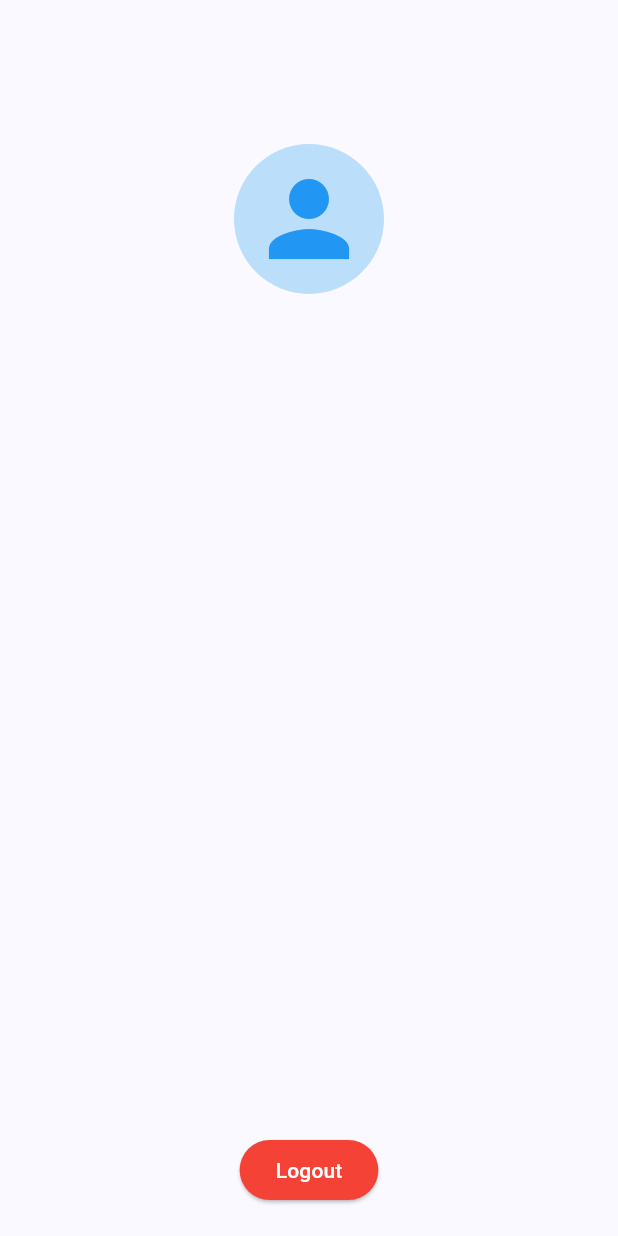
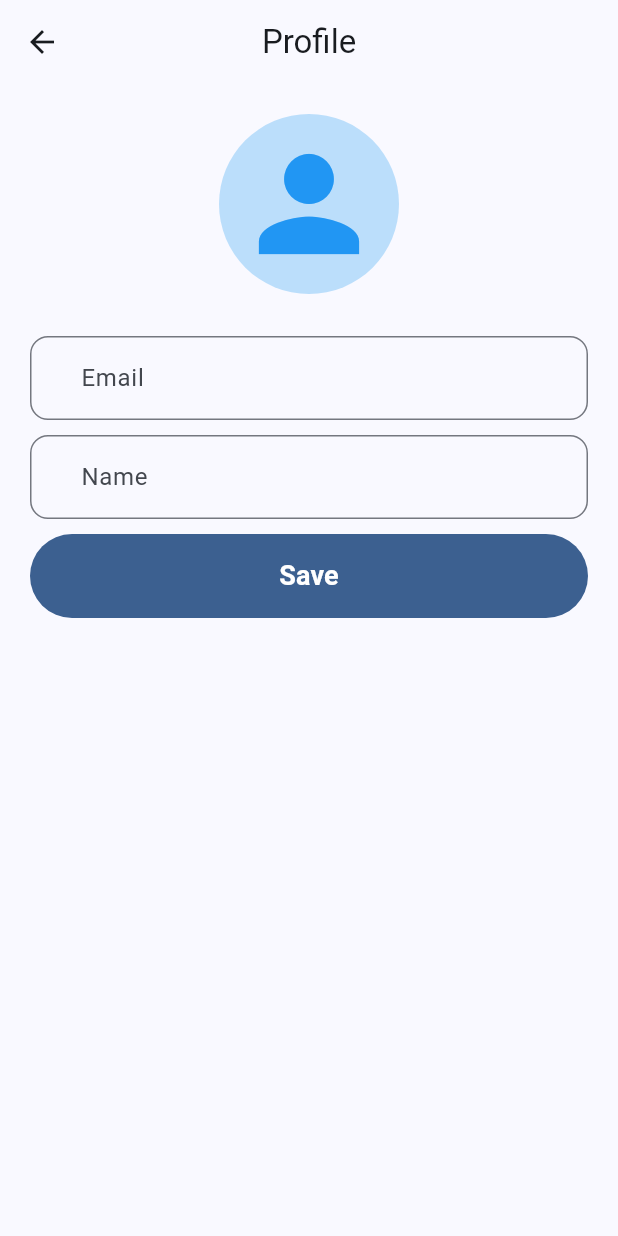
Before and after one commit to IndraMakassar/FishTech, a Flutter app: the ProfileScreen screen opened by its route, on a phone screen of 412 x 824 dp. Run offline on Flutter 3.47's test engine with Material 3 defaults, Android fonts, the phone set to English and light mode, and no system bars; our stand-ins replace equatable, fl_chart, flutter_bloc, flutter_local_notifications, flutter_native_splash, gap and 5 more; missing offline and left inert: mobile_scanner; accounts and stored records are empty; network calls fail.

Commit message:
change the profile screen to the new reqirement

```diff
--- a/lib/view/pages/profile_screen.dart
+++ b/lib/view/pages/profile_screen.dart
@@ -1,6 +1,9 @@
 import 'package:fishtech/bloc/auth/auth_bloc.dart';
+import 'package:fishtech/view/widgets/custom_button.dart';
+import 'package:fishtech/view/widgets/custom_text_form_field.dart';
 import 'package:flutter/material.dart';
 import 'package:flutter_bloc/flutter_bloc.dart';
+import 'package:gap/gap.dart';
 import 'package:go_router/go_router.dart';
 import 'package:fishtech/theme.dart';
 
@@ -10,30 +13,31 @@ class ProfileScreen extends StatefulWidget {
 }
 
 class _ProfileScreenState extends State<ProfileScreen> {
-  String _name = "";
+  final TextEditingController _nameController = TextEditingController();
+  final TextEditingController _emailController = TextEditingController();
 
-  void _editName(BuildContext context) async {
-    final newName = await Navigator.push(
-      context,
-      MaterialPageRoute(
-        builder: (context) => EditNamePage(currentName: _name),
-      ),
-    );
-
-    if (newName != null) {
-      setState(() {
-        _name = newName;
-      });
+  @override
+  void initState() {
+    super.initState();
+    final state = context.read<AuthBloc>().state;
+    if (state is AuthSuccess) {
+      _nameController.text = state.session.user.userMetadata!['Display name'];
+      _emailController.text = state.session.user.email!;
     }
   }
 
   @override
   Widget build(BuildContext context) {
-    final colorScheme = MaterialTheme.lightScheme();
     return Scaffold(
-      backgroundColor: colorScheme.surface,
       appBar: AppBar(
-        backgroundColor: colorScheme.surface,
+        leading: IconButton(
+            onPressed: () {
+              GoRouter.of(context).go('/home');
+            },
+            icon: const Icon(Icons.arrow_back)),
+        automaticallyImplyLeading: false,
+        title: const Text("Profile"),
+        centerTitle: true,
       ),
       body: BlocConsumer<AuthBloc, AuthState>(
         listener: (context, state) {
@@ -45,107 +49,55 @@ class _ProfileScreenState extends State<ProfileScreen> {
           }
         },
         builder: (context, state) {
-          return Column(
+          return Padding(
+            padding: const EdgeInsets.all(20),
+            child: Column(
               children: [
-              const SizedBox(height: 40),
                 Center(
                   child: Column(
                     children: [
                       CircleAvatar(
-                      radius: 50,
+                        radius: 60,
                         backgroundColor: Colors.blue[100],
                         child: const Icon(
                           Icons.person,
-                        size: 80,
+                          size: 100,
                           color: Colors.blue,
                         ),
                       ),
-                    const SizedBox(height: 20),
-                    Text(
-                      state is AuthSuccess ? state.session.user.userMetadata!['Display name'] as String : "halo",
-                      style: const TextStyle(fontSize: 18),
+                      const Gap(28),
+                      Form(
+                        child: OverflowBar(
+                          overflowAlignment: OverflowBarAlignment.center,
+                          alignment: MainAxisAlignment.start,
+                          overflowSpacing: 10,
+                          children: [
+                            FormFieldWidget(
+                              controller: _emailController,
+                              labelText: "Email",
+                              readOnly: true,
                             ),
-                    Text(
-                      state is AuthSuccess ? state.session.user.email! : "halo",
-                      style: const TextStyle(fontSize: 16,),
+                            FormFieldWidget(
+                              controller: _nameController,
+                              labelText: "Name",
+                            ),
+                            CustomButton(
+                              text: "Save",
+                              onPressed: () {
+                                // TODO: add method to change username
+                              },
                             ),
                           ],
                         ),
                       ),
-              const Spacer(),
-              Column(
-                mainAxisSize: MainAxisSize.min,
-                children: [
-                  ElevatedButton(
-                    onPressed: () {
-                      context.read<AuthBloc>().add(UserSignOut());
-                    },
-                    style: ElevatedButton.styleFrom(
-                      backgroundColor: Colors.red,
-                    ),
-                    child: const Text(
-                        "Logout", style: TextStyle(color: Colors.white)),
-                  ),
-                  const SizedBox(height: 20),
                     ],
                   ),
+                ),
               ],
+            ),
           );
         },
       ),
     );
   }
 }
-
-class EditNamePage extends StatelessWidget {
-  final String currentName;
-
-  EditNamePage({required this.currentName});
-
-  final TextEditingController _nameController = TextEditingController();
-
-  @override
-  Widget build(BuildContext context) {
-    final colorScheme = MaterialTheme.lightScheme();
-    _nameController.text = currentName;
-
-    return Scaffold(
-      backgroundColor: colorScheme.surface,
-      appBar: AppBar(
-        title: const Text("Edit Name"),
-        backgroundColor: Colors.blue,
-        automaticallyImplyLeading: true,
-      ),
-      body: Center(
-        child: Padding(
-          padding: const EdgeInsets.all(16.0),
-          child: Column(
-            mainAxisSize: MainAxisSize.min,
-            children: [
-              TextField(
-                controller: _nameController,
-                decoration: const InputDecoration(
-                  labelText: "Nama",
-                  border: OutlineInputBorder(),
-                ),
-              ),
-              const SizedBox(height: 20),
-              ElevatedButton(
-                onPressed: () {
-                  if (_nameController.text.isNotEmpty) {
-                    Navigator.pop(context, _nameController.text);
-                  } else {
-                    ScaffoldMessenger.of(context).showSnackBar(
-                      const SnackBar(content: Text("Name cannot be empty")),
-                    );
-                  }
-                },
-                child: const Text("Save"),
-              ),
-            ],
-          ),
-        ),
-      ),
-    );
-  }
-}
--- a/lib/view/widgets/custom_button.dart
+++ b/lib/view/widgets/custom_button.dart
@@ -4,7 +4,8 @@ class CustomButton extends StatelessWidget {
   final String text;
   final VoidCallback onPressed;
   final bool isLoading;
-  final Color? color;
+  final Color? backgroundColor;
+  final Color? fontColour;
   final double height;
   final double borderRadius;
 
@@ -13,7 +14,8 @@ class CustomButton extends StatelessWidget {
     required this.text,
     required this.onPressed,
     this.isLoading = false,
-    this.color,
+    this.backgroundColor,
+    this.fontColour,
     this.height = 56.0,
     this.borderRadius = double.infinity,
   });
@@ -24,10 +26,15 @@ class CustomButton extends StatelessWidget {
       onPressed: onPressed,
       style: FilledButton.styleFrom(
         minimumSize: const Size.fromHeight(56),
+        backgroundColor: backgroundColor,
       ),
       child: Text(
         text,
-        style: const TextStyle(fontSize: 18, fontWeight: FontWeight.bold),
+        style: TextStyle(
+          fontSize: 18,
+          fontWeight: FontWeight.bold,
+          color: fontColour,
+        ),
       ),
     );
   }
--- a/lib/view/widgets/custom_text_form_field.dart
+++ b/lib/view/widgets/custom_text_form_field.dart
@@ -13,6 +13,7 @@ class FormFieldWidget extends StatefulWidget {
   final void Function(String)? onFieldSubmitted;
   final bool isPassword;
   final double borderRadius;
+  final bool readOnly;
 
   const FormFieldWidget({
     super.key,
@@ -28,6 +29,7 @@ class FormFieldWidget extends StatefulWidget {
     this.onFieldSubmitted,
     this.isPassword = false,
     this.borderRadius = 12,
+    this.readOnly = false,
   });
 
   @override
@@ -76,6 +78,7 @@ class _FormFieldWidgetState extends State<FormFieldWidget> {
       ),
       validator: widget.validator,
       onFieldSubmitted: widget.onFieldSubmitted,
+      readOnly: widget.readOnly,
     );
   }
 }
```
Lines whose indentation alone changed are shown as unchanged.
